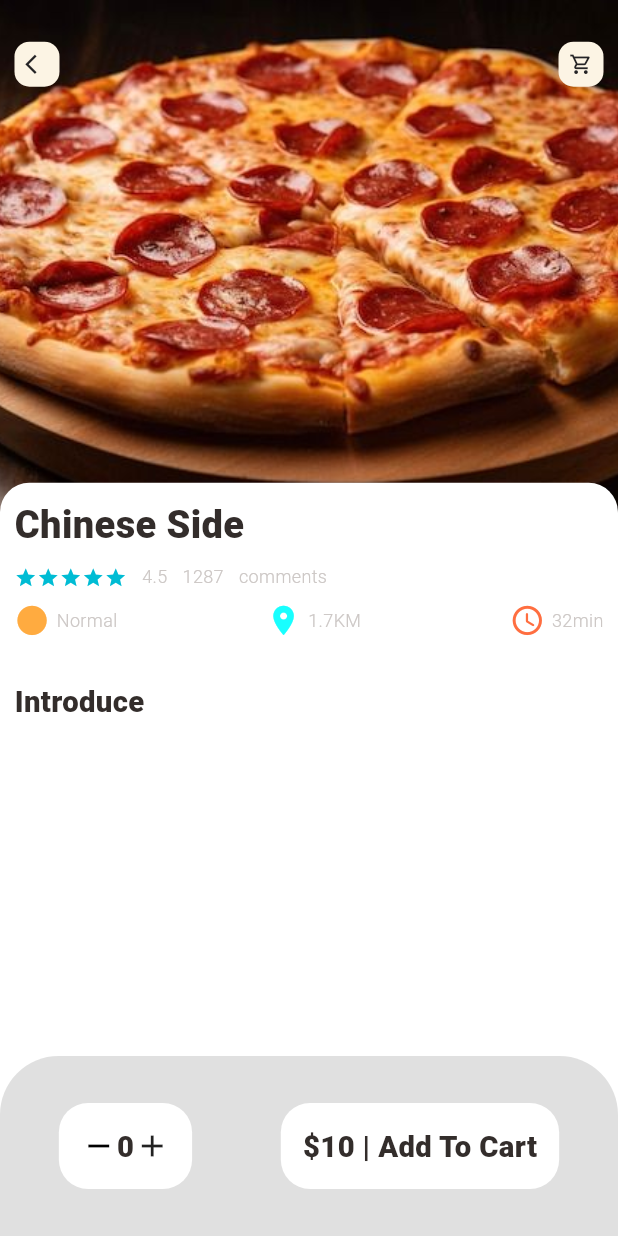
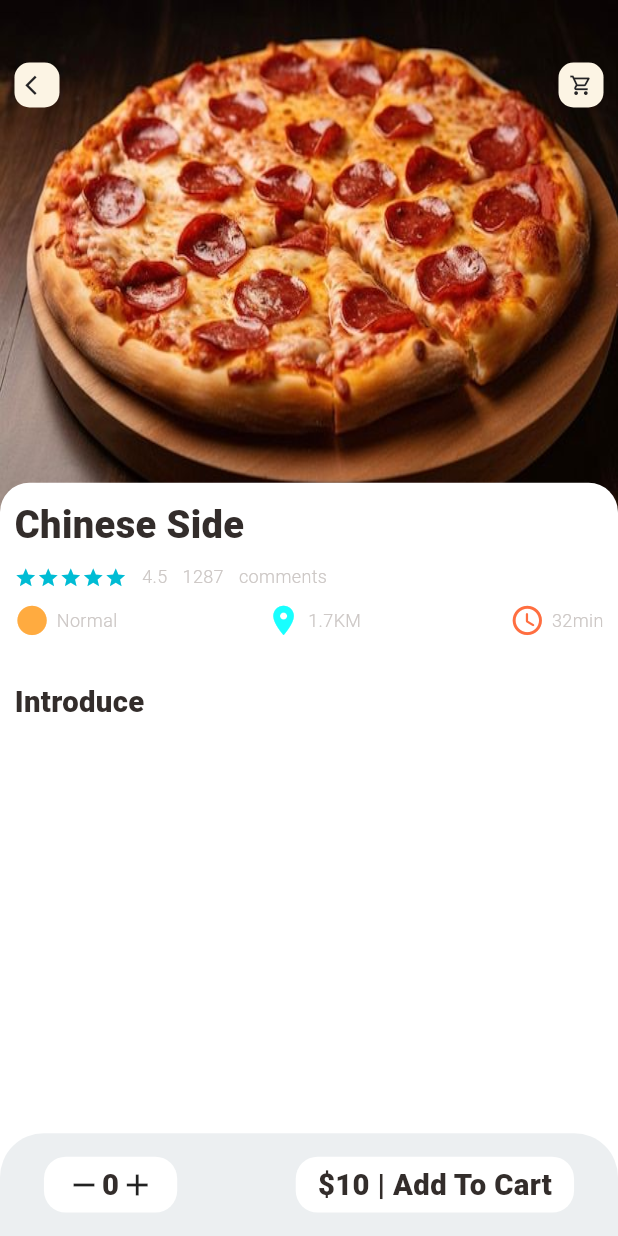
Before and after one commit to Kaser-slaiby/food_delivery, a Flutter app: the screen it shows after launch, on a phone screen of 412 x 824 dp. Run offline on Flutter 3.47's test engine with Material 3 defaults, Android fonts, the phone set to English and light mode, and no system bars; our stand-ins replace dots_indicator, get.

Commit message:
modified bottomNavigationBar

```diff
--- a/lib/pages/food/popular_food_detail.dart
+++ b/lib/pages/food/popular_food_detail.dart
@@ -1,9 +1,9 @@
 import 'package:flutter/material.dart';
 import 'package:food_delivery/utils/dimensions.dart';
-import 'package:food_delivery/widgets/%20big_text.dart';
 import 'package:food_delivery/widgets/app_column.dart';
 
 import '../../widgets/app_icon.dart';
+import '../../widgets/big_text.dart';
 
 class PopularFoodDetail extends StatelessWidget {
   const PopularFoodDetail({super.key});
@@ -22,14 +22,14 @@ class PopularFoodDetail extends StatelessWidget {
               height: Dimensions.popularFoodImgSize,
               decoration: BoxDecoration(
                 image: DecorationImage(
-                  fit: BoxFit.cover,
+                  fit: BoxFit.fill,
                   image: AssetImage("assets/image/pizza.jpeg"),
                 ),
               ),
             ),
           ),
           Positioned(
-            top: Dimensions.height30,
+            top: Dimensions.height45,
             left: Dimensions.width20,
             right: Dimensions.width20,
             child: Row(
@@ -73,46 +73,46 @@ class PopularFoodDetail extends StatelessWidget {
                 ],
               ),
             ),
-          )
+          ),
         ],
       ),
       bottomNavigationBar: Container(
-        height: 120,
+        height: Dimensions.bottomHeightBar,
         padding: EdgeInsets.only(
-          top: Dimensions.height30,
-          bottom: Dimensions.height30,
-          right: Dimensions.width20,
-          left: Dimensions.width20,
+          top: Dimensions.height5,
+          bottom: Dimensions.height5,
+          right: Dimensions.width30,
+          left: Dimensions.width30,
         ),
         decoration: BoxDecoration(
-          color: Colors.black12,
+          color: Color(0xFFECEFF1),
           borderRadius: BorderRadius.only(
-            topLeft: Radius.circular(Dimensions.radius20 * 2),
-            topRight: Radius.circular(Dimensions.radius20 * 2),
+            topLeft: Radius.circular(Dimensions.radius15 * 2),
+            topRight: Radius.circular(Dimensions.radius15 * 2),
           ),
         ),
         child: Row(
-          mainAxisAlignment: MainAxisAlignment.spaceAround,
+          mainAxisAlignment: MainAxisAlignment.spaceBetween,
           children: [
             Container(
               padding: EdgeInsets.only(
-                top: Dimensions.height15,
-                bottom: Dimensions.height15,
+                top: Dimensions.height5,
+                bottom: Dimensions.height5,
                 left: Dimensions.width15,
                 right: Dimensions.width15,
               ),
               decoration: BoxDecoration(
                 color: Colors.white,
                 borderRadius: BorderRadius.circular(
-                  Dimensions.radius20,
+                  Dimensions.radius15,
                 ),
               ),
               child: Row(
-                mainAxisAlignment: MainAxisAlignment.spaceAround,
+                mainAxisAlignment: MainAxisAlignment.spaceBetween,
                 children: [
                   Icon(
                     Icons.remove,
-                    color: Colors.black,
+                    // color: Colors.black87,
                   ),
                   BigText(text: "0"),
                   Icon(
@@ -123,8 +123,8 @@ class PopularFoodDetail extends StatelessWidget {
             ),
             Container(
               padding: EdgeInsets.only(
-                top: Dimensions.height15,
-                bottom: Dimensions.height15,
+                top: Dimensions.height5,
+                bottom: Dimensions.height5,
                 left: Dimensions.width15,
                 right: Dimensions.width15,
               ),
@@ -134,7 +134,7 @@ class PopularFoodDetail extends StatelessWidget {
               decoration: BoxDecoration(
                 color: Colors.white,
                 borderRadius: BorderRadius.circular(
-                  Dimensions.radius20,
+                  Dimensions.radius15,
                 ),
               ),
             ),
--- a/lib/pages/home/food_page_body.dart
+++ b/lib/pages/home/food_page_body.dart
@@ -1,11 +1,11 @@
 import 'package:dots_indicator/dots_indicator.dart';
 import 'package:flutter/material.dart';
-import 'package:food_delivery/widgets/%20big_text.dart';
 import 'package:food_delivery/widgets/app_column.dart';
 import 'package:food_delivery/widgets/icon_and_text_widget.dart';
 import 'package:food_delivery/widgets/small_text.dart';
 
 import '../../utils/dimensions.dart';
+import '../../widgets/big_text.dart';
 
 class FoodPageBody extends StatefulWidget {
   const FoodPageBody({super.key});
--- a/lib/pages/home/main_food_page.dart
+++ b/lib/pages/home/main_food_page.dart
@@ -1,8 +1,8 @@
 import 'package:flutter/material.dart';
-import 'package:food_delivery/widgets/%20big_text.dart';
 import 'package:food_delivery/widgets/small_text.dart';
 
 import '../../utils/dimensions.dart';
+import '../../widgets/big_text.dart';
 import 'food_page_body.dart';
 
 class MainFoodPage extends StatefulWidget {
--- a/lib/utils/dimensions.dart
+++ b/lib/utils/dimensions.dart
@@ -59,4 +59,7 @@ class Dimensions {
 
   //Popular Food
   static double popularFoodImgSize = screenHeight / 2.41;
+
+  //bottom height
+  static double bottomHeightBar = screenHeight / 12.03;
 }
--- a/lib/widgets/app_column.dart
+++ b/lib/widgets/app_column.dart
@@ -1,8 +1,8 @@
 import 'package:flutter/material.dart';
 import 'package:food_delivery/widgets/small_text.dart';
 
-import ' big_text.dart';
 import '../utils/dimensions.dart';
+import 'big_text.dart';
 import 'icon_and_text_widget.dart';
 
 class AppCloumn extends StatelessWidget {
--- a/lib/widgets/ big_text.dart
+++ b/lib/widgets/big_text.dart
@@ -1,4 +1,3 @@
-
 import 'package:flutter/cupertino.dart';
 import 'package:food_delivery/utils/dimensions.dart';
 
@@ -27,7 +26,7 @@ class BigText extends StatelessWidget {
           color: color,
           fontFamily: 'Roboto',
           fontWeight: FontWeight.w700,
-          fontSize: size==0?Dimensions.font20:size),
+          fontSize: size == 0 ? Dimensions.font20 : size),
     );
   }
 }
```
